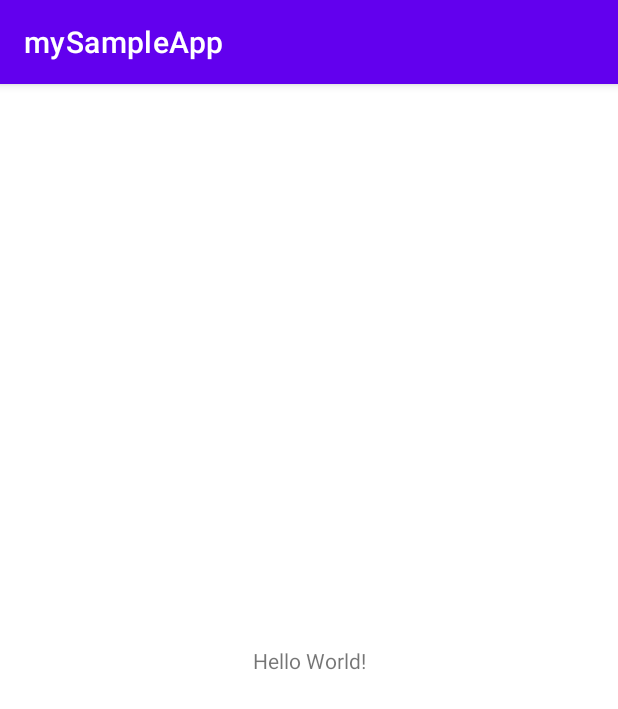
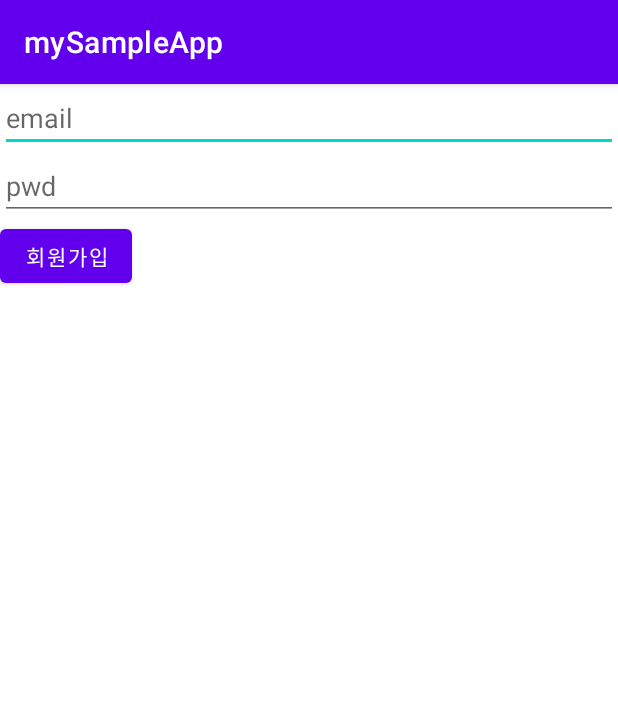
Before and after one commit to Leewang31/AndroidLoginSample, an Android app: the screen it shows after launch (MainActivity), on a phone screen of 412 x 824 dp. Shown: the top 709 px of the screen. Run offline under Robolectric (Android 15) with nearby library versions, the phone set to English and light mode, and no system bars; our stand-ins replace Firebase (no records; nobody signed in at launch, a user with empty details on screens opened directly).

Commit message:
Step.1 commit

```diff
--- a/AndroidLoginSample/app/build.gradle
+++ b/AndroidLoginSample/app/build.gradle
@@ -31,6 +31,8 @@ android {
     }
 }
 
+apply plugin: 'com.google.gms.google-services'
+
 dependencies {
 
     implementation 'androidx.core:core-ktx:1.7.0'
@@ -40,4 +42,8 @@ dependencies {
     testImplementation 'junit:junit:4.+'
     androidTestImplementation 'androidx.test.ext:junit:1.1.3'
     androidTestImplementation 'androidx.test.espresso:espresso-core:3.4.0'
+    implementation platform('com.google.firebase:firebase-bom:30.0.1')
+    implementation 'com.google.firebase:firebase-analytics-ktx'
+
+    implementation 'com.google.firebase:firebase-auth-ktx'
 }
--- a/AndroidLoginSample/app/src/main/java/com/example/mysampleapp/MainActivity.kt
+++ b/AndroidLoginSample/app/src/main/java/com/example/mysampleapp/MainActivity.kt
@@ -2,10 +2,36 @@ package com.example.mysampleapp
 
 import androidx.appcompat.app.AppCompatActivity
 import android.os.Bundle
+import android.widget.Button
+import android.widget.Toast
+import com.google.firebase.auth.FirebaseAuth
+import com.google.firebase.auth.ktx.auth
+import com.google.firebase.ktx.Firebase
 
 class MainActivity : AppCompatActivity() {
+
+    private lateinit var auth: FirebaseAuth
+
     override fun onCreate(savedInstanceState: Bundle?) {
+
+        auth = Firebase.auth
+
+
         super.onCreate(savedInstanceState)
         setContentView(R.layout.activity_main)
+
+        val joinBtnClicked = findViewById<Button>(R.id.joinBtn)
+        joinBtnClicked.setOnClickListener{
+            auth.createUserWithEmailAndPassword("abs@abc.anc", "12341234")
+            .addOnCompleteListener(this) { task ->
+                if (task.isSuccessful) {
+                    Toast.makeText(this,"ok",Toast.LENGTH_SHORT).show()
+                } else {
+                    Toast.makeText(this,"no",Toast.LENGTH_SHORT).show()
+
+                }
+            }
+
+        }
     }
 }
--- a/AndroidLoginSample/app/src/main/res/layout/activity_main.xml
+++ b/AndroidLoginSample/app/src/main/res/layout/activity_main.xml
@@ -1,18 +1,28 @@
 <?xml version="1.0" encoding="utf-8"?>
-<androidx.constraintlayout.widget.ConstraintLayout xmlns:android="http://schemas.android.com/apk/res/android"
-    xmlns:app="http://schemas.android.com/apk/res-auto"
+<LinearLayout
+    xmlns:android="http://schemas.android.com/apk/res/android"
     xmlns:tools="http://schemas.android.com/tools"
     android:layout_width="match_parent"
     android:layout_height="match_parent"
-    tools:context=".MainActivity">
+    tools:context=".MainActivity"
+    android:orientation="vertical">
 
-    <TextView
+    <EditText
+        android:id="@+id/emailArea"
+        android:hint="email"
+        android:layout_width="match_parent"
+        android:layout_height="wrap_content" />
+
+    <EditText
+        android:id="@+id/pwdArea"
+        android:hint="pwd"
+        android:layout_width="match_parent"
+        android:layout_height="wrap_content" />
+    <Button
+        android:id="@+id/joinBtn"
+        android:text="회원가입"
         android:layout_width="wrap_content"
-        android:layout_height="wrap_content"
-        android:text="Hello World!"
-        app:layout_constraintBottom_toBottomOf="parent"
-        app:layout_constraintLeft_toLeftOf="parent"
-        app:layout_constraintRight_toRightOf="parent"
-        app:layout_constraintTop_toTopOf="parent" />
+        android:layout_height="wrap_content"/>
 
-</androidx.constraintlayout.widget.ConstraintLayout>
+
+</LinearLayout>
--- a/AndroidLoginSample/build.gradle
+++ b/AndroidLoginSample/build.gradle
@@ -6,6 +6,7 @@ buildscript {
     }
     dependencies {
         classpath "com.android.tools.build:gradle:7.0.2"
+        classpath 'com.google.gms:google-services:4.3.10'
         classpath "org.jetbrains.kotlin:kotlin-gradle-plugin:1.5.20"
 
         // NOTE: Do not place your application dependencies here; they belong
```
Also changed, not shown: 2 other files.
